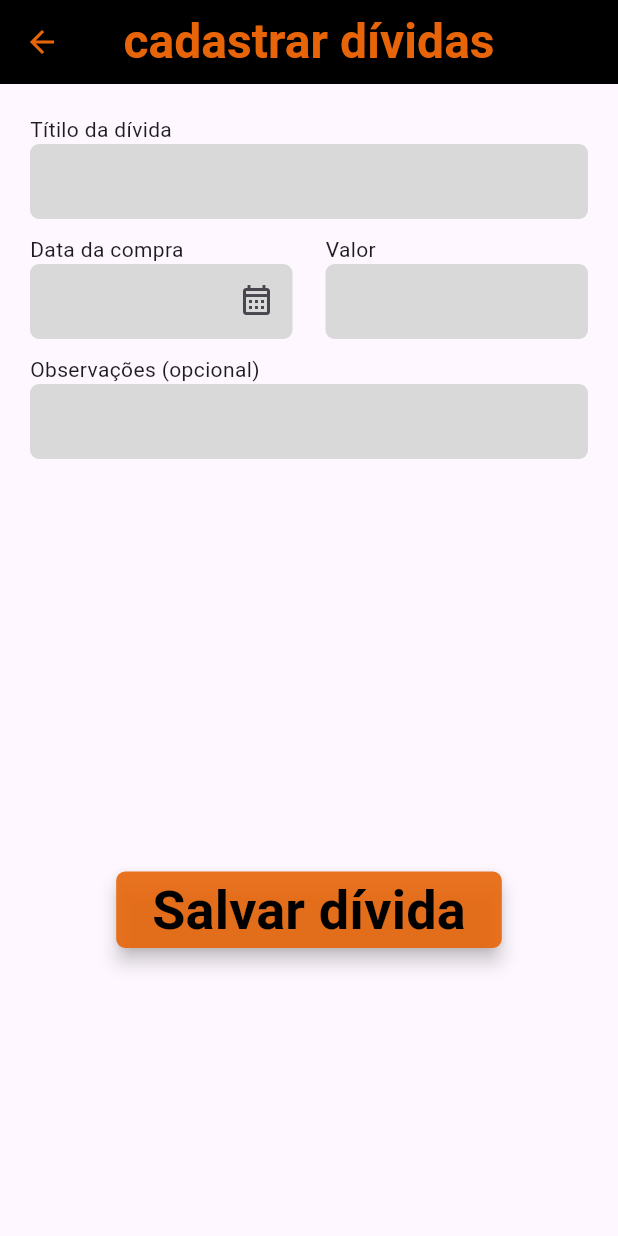
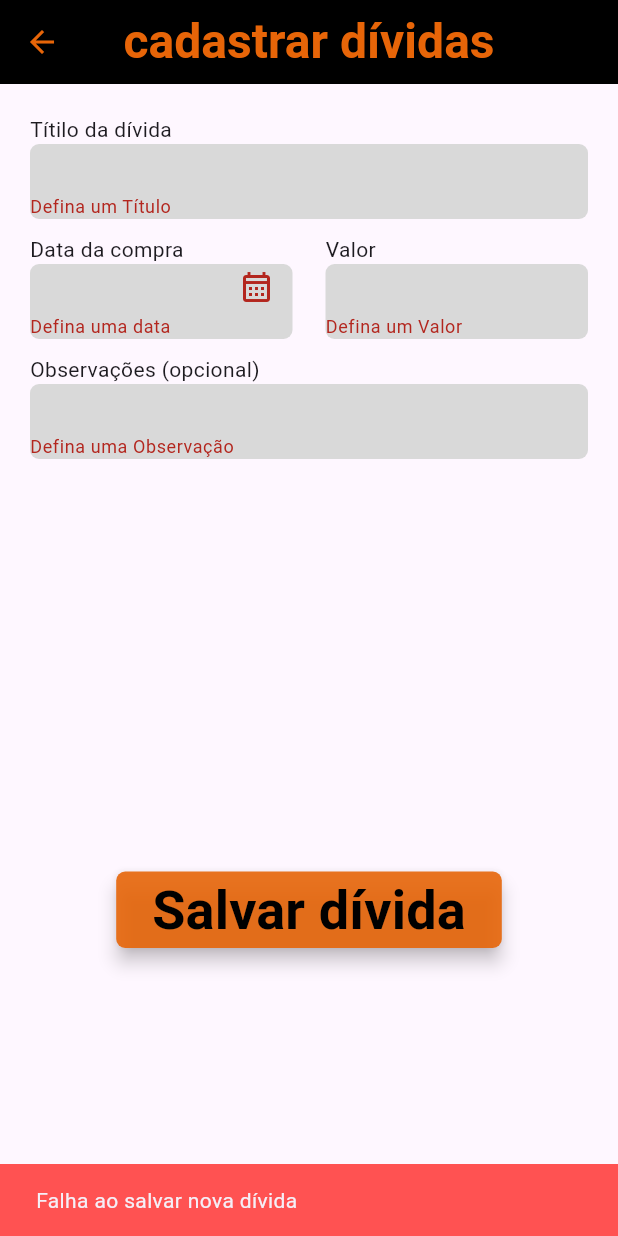
Before and after one commit to r0nny-dev/organizing_finances, a Flutter app: the CadastroPage screen opened directly, after a tap on "Salvar dívida", on a phone screen of 412 x 824 dp. Run offline on Flutter 3.47's test engine with Material 2 defaults, Android fonts, the phone set to English and light mode, and no system bars; our stand-ins replace cloud_firestore, firebase_core; accounts and stored records are empty; Roboto replaces fonts that are missing (Dongle).

Commit message:
Update Cadastro Page

```diff
--- a/lib/src/pages/cadastro/cadastro_page.dart
+++ b/lib/src/pages/cadastro/cadastro_page.dart
@@ -1,4 +1,6 @@
+import 'package:cloud_firestore/cloud_firestore.dart';
 import 'package:flutter/material.dart';
+import 'package:organizing_finances/src/pages/cadastro/controllers/cadastro_controller_impl.dart';
 
 class CadastroPage extends StatefulWidget {
   const CadastroPage({super.key});
@@ -15,7 +17,25 @@ class _CadastroPageState extends State<CadastroPage> {
   final _tituloController = TextEditingController();
   final _observacoesController = TextEditingController();
 
-  saveDivida() {}
+  saveDivida() {
+    final controller = CadastroControllerImpl();
+
+    final divida = <String, dynamic>{
+      "TítuloDívida": _tituloController.text,
+      "DataCompra": _dataController.text,
+      "Valor": _valorController.text,
+      "Observações": _observacoesController
+    };
+
+    final divida2 = <String, dynamic>{
+      "TítuloDívida": _tituloController.text,
+      "DataCompra": (DateTime.now()).toString(),
+      "Valor": _valorController.text,
+      "Observações": _observacoesController.text
+    };
+
+    controller.saveDividas(divida2);
+  }
 
   @override
   Widget build(BuildContext context) {
@@ -52,6 +72,13 @@ class _CadastroPageState extends State<CadastroPage> {
                         borderRadius: BorderRadius.circular(6),
                       ),
                       child: TextFormField(
+                        validator: (value) {
+                          if (value == null || value.isEmpty) {
+                            return 'Defina um Título';
+                          }
+
+                          return null;
+                        },
                         controller: _tituloController,
                         decoration: const InputDecoration(
                           border: InputBorder.none,
@@ -74,6 +101,13 @@ class _CadastroPageState extends State<CadastroPage> {
                                 borderRadius: BorderRadius.circular(6),
                               ),
                               child: TextFormField(
+                                validator: (value) {
+                                  if (value == null || value.isEmpty) {
+                                    return 'Defina uma data';
+                                  }
+
+                                  return null;
+                                },
                                 controller: _dataController,
                                 decoration: const InputDecoration(
                                   border: InputBorder.none,
@@ -99,6 +133,13 @@ class _CadastroPageState extends State<CadastroPage> {
                                 borderRadius: BorderRadius.circular(6),
                               ),
                               child: TextFormField(
+                                validator: (value) {
+                                  if (value == null || value.isEmpty) {
+                                    return 'Defina um Valor';
+                                  }
+
+                                  return null;
+                                },
                                 controller: _valorController,
                                 decoration: const InputDecoration(
                                   border: InputBorder.none,
@@ -118,6 +159,13 @@ class _CadastroPageState extends State<CadastroPage> {
                         borderRadius: BorderRadius.circular(6),
                       ),
                       child: TextFormField(
+                        validator: (value) {
+                          if (value == null || value.isEmpty) {
+                            return 'Defina uma Observação';
+                          }
+
+                          return null;
+                        },
                         controller: _observacoesController,
                         decoration: const InputDecoration(
                           border: InputBorder.none,
@@ -141,7 +189,20 @@ class _CadastroPageState extends State<CadastroPage> {
                     ),
                   ),
                 ),
-                onPressed: () => saveDivida(),
+                onPressed: () {
+                  if (_formkey.currentState!.validate()) {
+                    saveDivida();
+                    ScaffoldMessenger.of(context).showSnackBar(const SnackBar(
+                      content: Text('Dívida Salva Com Sucesso'),
+                      backgroundColor: Colors.greenAccent,
+                    ));
+                  } else {
+                    ScaffoldMessenger.of(context).showSnackBar(const SnackBar(
+                      content: Text('Falha ao salvar nova dívida'),
+                      backgroundColor: Colors.redAccent,
+                    ));
+                  }
+                },
                 child: const Text(
                   'Salvar dívida',
                   style: TextStyle(
```
